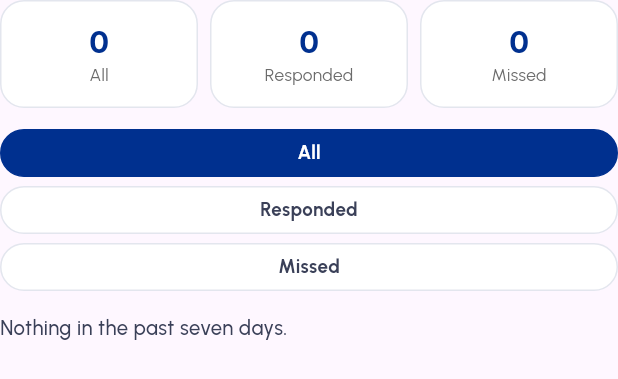
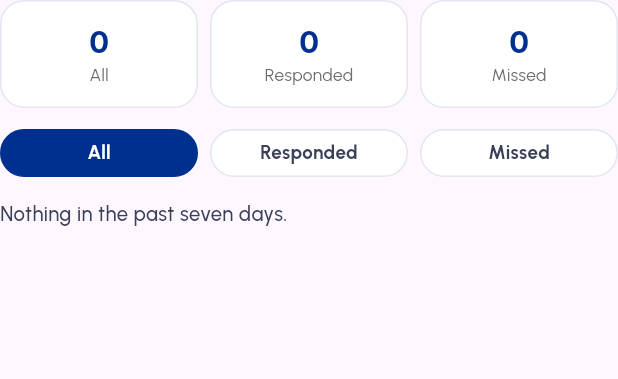
Before and after one commit to Bellinidesu/SmartSumbong, a Flutter app: the _ActivityHistoryCard widget shown alone on an empty page, opened directly with empty values, on a phone screen of 412 x 824 dp. Shown: the top 379 px of the screen. Run offline on Flutter 3.47's test engine with Material 3 defaults, Android fonts, the phone set to English and light mode, and no system bars; our stand-ins replace cached_network_image, chewie, connectivity_plus, firebase_core, firebase_crashlytics, firebase_messaging and 15 more; missing offline and left inert: google_mlkit_text_recognition, image_picker_android, image_picker_platform_interface, maplibre_gl; accounts and stored records are empty; network calls fail.

Commit message:
Phone pass: tanod History filter as one even row, on-duty tanods get the right empty-dispatch message, dispatch icons stay aligned when a label wraps, no doubled 'Barangay 183', instructions bubble shows when they were sent, report-card locations use the whole line, 911 and Fire cards the same height, readable password dots on login, real phone example on sign-up
Co-Authored-By: Claude Opus 5.5 <noreply@anthropic.com>

```diff
--- a/mobile/resident/lib/i18n.dart
+++ b/mobile/resident/lib/i18n.dart
@@ -1141,7 +1141,7 @@ class Strings {
       '(You will use this to sign in.)',
       '(Gagamitin mo ito para mag-log in.)');
   String get registerPhoneHint =>
-      _t('e.g. +63 1234567899', 'hal. +63 1234567899');
+      _t('e.g. 0917 123 4567', 'hal. 0917 123 4567');
   String get registerPasswordLabel => _t('Password', 'Password');
   String get registerPasswordNote => _t(
       '(Your password must be at least 8 characters long.)',
--- a/mobile/resident/lib/screens/emergency_screen.dart
+++ b/mobile/resident/lib/screens/emergency_screen.dart
@@ -521,8 +521,9 @@ class _SlideCard extends StatelessWidget {
             Expanded(
               child: Column(crossAxisAlignment: CrossAxisAlignment.start, children: [
                 Text(number.label!, style: const TextStyle(fontFamily: 'Urbanist', fontWeight: FontWeight.w800, fontSize: 18, color: Colors.white)),
-                if (number.number.trim() != number.label!.trim())
-                  Text(number.number, style: TextStyle(fontFamily: 'Urbanist', fontWeight: FontWeight.w500, fontSize: 12, color: Colors.white.withValues(alpha: .85))),
+                // 911 is its own number: an empty line keeps both cards the same height.
+                Text(number.number.trim() != number.label!.trim() ? number.number : ' ',
+                    style: TextStyle(fontFamily: 'Urbanist', fontWeight: FontWeight.w500, fontSize: 12, color: Colors.white.withValues(alpha: .85))),
               ]),
             ),
             Semantics(
--- a/mobile/resident/lib/screens/login_screen.dart
+++ b/mobile/resident/lib/screens/login_screen.dart
@@ -390,10 +390,10 @@ class _DField extends StatelessWidget {
         keyboardType: keyboardType,
         inputFormatters: inputFormatters,
         autofillHints: autofill,
-        style: const TextStyle(fontFamily: 'Urbanist', fontWeight: FontWeight.w600, fontSize: 15.5, color: Color(0xFF141B34)),
+        style: TextStyle(fontFamily: 'Urbanist', fontWeight: FontWeight.w600, fontSize: obscure ? 20 : 15.5, letterSpacing: obscure ? 2 : 0, color: const Color(0xFF141B34)),
         decoration: InputDecoration(
           hintText: hint,
-          hintStyle: const TextStyle(fontFamily: 'Urbanist', fontWeight: FontWeight.w500, fontSize: 14.5, color: Color(0xFF8A90A3), fontStyle: FontStyle.normal),
+          hintStyle: const TextStyle(fontFamily: 'Urbanist', fontWeight: FontWeight.w500, fontSize: 14.5, letterSpacing: 0, color: Color(0xFF8A90A3), fontStyle: FontStyle.normal),
           filled: true,
           fillColor: Colors.white,
           contentPadding: const EdgeInsets.symmetric(horizontal: 16, vertical: 14),
--- a/mobile/resident/lib/screens/reports_screen.dart
+++ b/mobile/resident/lib/screens/reports_screen.dart
@@ -1220,10 +1220,10 @@ class _LocationLabelState extends State<_LocationLabel> {
           children: [
             Icon(Icons.location_on_outlined, size: 12, color: colour),
             const SizedBox(width: 3),
-            ConstrainedBox(
-              constraints: const BoxConstraints(maxWidth: 110),
+            Flexible(
               child: Text(
                 name,
+                maxLines: 1,
                 overflow: TextOverflow.ellipsis,
                 style: TextStyle(fontSize: 11, color: colour),
               ),
--- a/mobile/resident/lib/tanod/screens/dispatch_order.dart
+++ b/mobile/resident/lib/tanod/screens/dispatch_order.dart
@@ -396,14 +396,15 @@ class _DispatchOrderState extends State<_DispatchOrder>
       Container(
         padding: const EdgeInsets.only(bottom: 12),
         decoration: BoxDecoration(border: Border(bottom: BorderSide(color: d.line))),
-        child: Row(children: [
+        // Icons on one line even when a label wraps to two.
+        child: Row(crossAxisAlignment: CrossAxisAlignment.start, children: [
           act(Icons.map_outlined, context.ts.reportsViewMap, () => setState(() => _pane = _Pane.map)),
           act(Icons.photo_library_outlined, context.ts.reportsViewMedia, () => setState(() => _pane = _Pane.media)),
           act(Icons.assignment_outlined, context.ts.reportsViewInstructions, () => setState(() => _pane = _Pane.instructions)),
         ]),
       ),
       if (near != null && near.isNotEmpty)
-        DRow(icon: Icons.place_outlined, title: context.ts.dispatchNear(near), sub: _routeLine ?? 'Barangay 183'),
+        DRow(icon: Icons.place_outlined, title: context.ts.dispatchNear(near), sub: _routeLine),
       // "Complainant: Anonymous" on every row, and not because every
       // complaint is anonymous — users_self_read is `id = auth.uid() or
       // is_admin()`, so a tanod cannot read the filer's row at all.
--- a/mobile/resident/lib/tanod/screens/history_screen.dart
+++ b/mobile/resident/lib/tanod/screens/history_screen.dart
@@ -329,7 +329,14 @@ class _ActivityHistoryCardState extends State<_ActivityHistoryCard> {
         stat('$missed', s.homeTabMissed),
       ]),
       const SizedBox(height: 14),
-      Wrap(spacing: 6, runSpacing: 6, children: [seg(s.homeTabAll, null), seg(s.homeTabResponded, ActivityKind.responded), seg(s.homeTabMissed, ActivityKind.missed)]),
+      // One row, three equal parts, under the three counts above.
+      Row(children: [
+        Expanded(child: seg(s.homeTabAll, null)),
+        const SizedBox(width: 8),
+        Expanded(child: seg(s.homeTabResponded, ActivityKind.responded)),
+        const SizedBox(width: 8),
+        Expanded(child: seg(s.homeTabMissed, ActivityKind.missed)),
+      ]),
       const SizedBox(height: 14),
       if (widget.loading)
         const Padding(padding: EdgeInsets.symmetric(vertical: 24), child: Center(child: CircularProgressIndicator()))
--- a/mobile/resident/lib/tanod/screens/tanod_reports_screen.dart
+++ b/mobile/resident/lib/tanod/screens/tanod_reports_screen.dart
@@ -213,6 +213,7 @@ class _Assigned {
     required this.subject,
     required this.description,
     required this.dueAt,
+    required this.assignedAt,
     required this.isAnonymous,
     required this.instructions,
     required this.lat,
@@ -225,6 +226,8 @@ class _Assigned {
   final String subject;
   final String description;
   final DateTime? dueAt;
+  /// When the barangay sent it: the time on its instructions bubble.
+  final DateTime? assignedAt;
   final bool isAnonymous;
   final String? instructions;
   final double? lat;
@@ -239,6 +242,7 @@ class _Assigned {
       subject: r['subject'] as String? ?? '',
       description: r['description'] as String? ?? '',
       dueAt: DateTime.tryParse(r['due_at'] as String? ?? ''),
+      assignedAt: DateTime.tryParse(d['assigned_at'] as String? ?? ''),
       isAnonymous: r['is_anonymous'] == true,
       instructions: d['admin_instructions'] as String?,
       lat: (r['latitude'] as num?)?.toDouble(),
@@ -255,7 +259,7 @@ class _Assigned {
         description: description,
         acceptDueAt: null,
         dueAt: dueAt,
-        assignedAt: null,
+        assignedAt: assignedAt,
         instructions: instructions,
       );
 }
--- a/mobile/resident/lib/tanod/tanod_strings.dart
+++ b/mobile/resident/lib/tanod/tanod_strings.dart
@@ -437,6 +437,11 @@ class TanodStrings {
   String get homeSelectStatus =>
       _t('Select a Status', 'Pumili ng Status');
   String get homeSubmit => _t('Submit', 'I-submit');
+  String get homeIncomingWaiting => _t(
+      'Nothing assigned to you right now. You will be alerted the moment a '
+      'nearby complaint is sent to you.',
+      'Walang naka-assign sa iyo sa ngayon. Aabisuhan ka agad kapag may '
+      'malapit na reklamong ipinadala sa iyo.');
   String get homeIncomingDispatch =>
       _t('Incoming Dispatch', 'Papasok na Dispatch');
   String get homeIncomingEmpty => _t(
```
Also changed, not shown: mobile/resident/lib/tanod/screens/tanod_home_screen.dart (+6 -1 lines).
